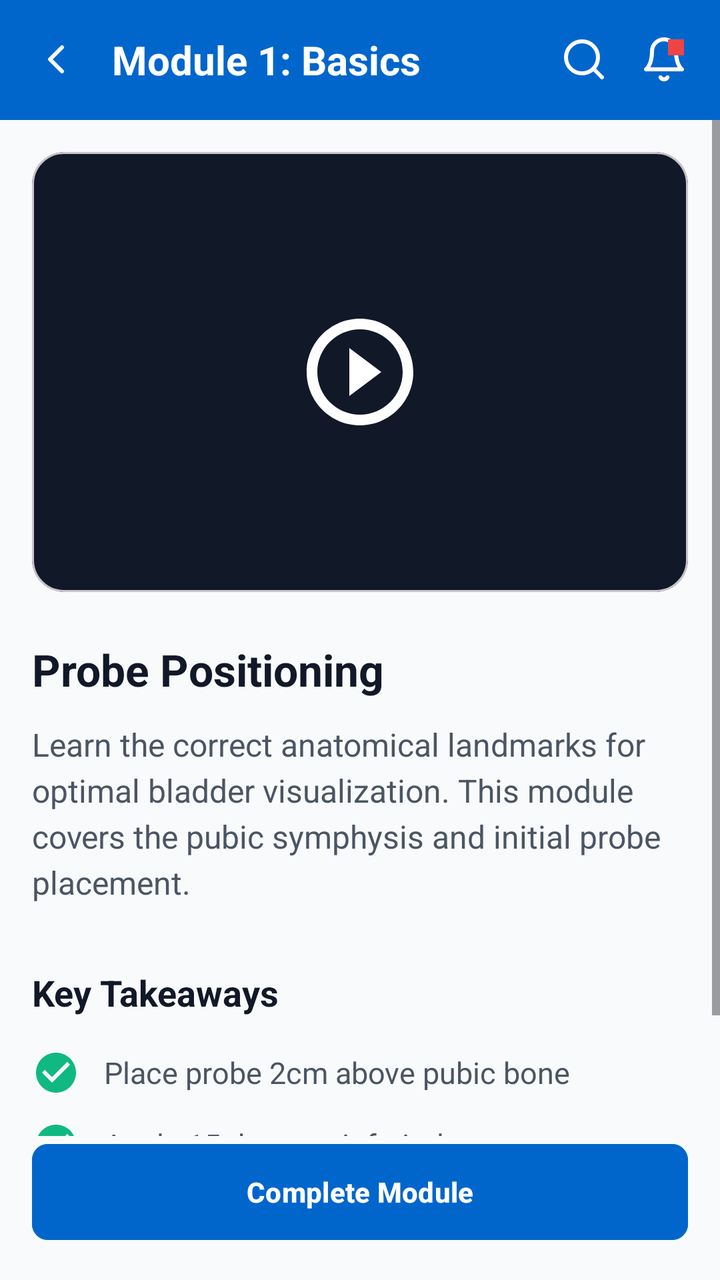
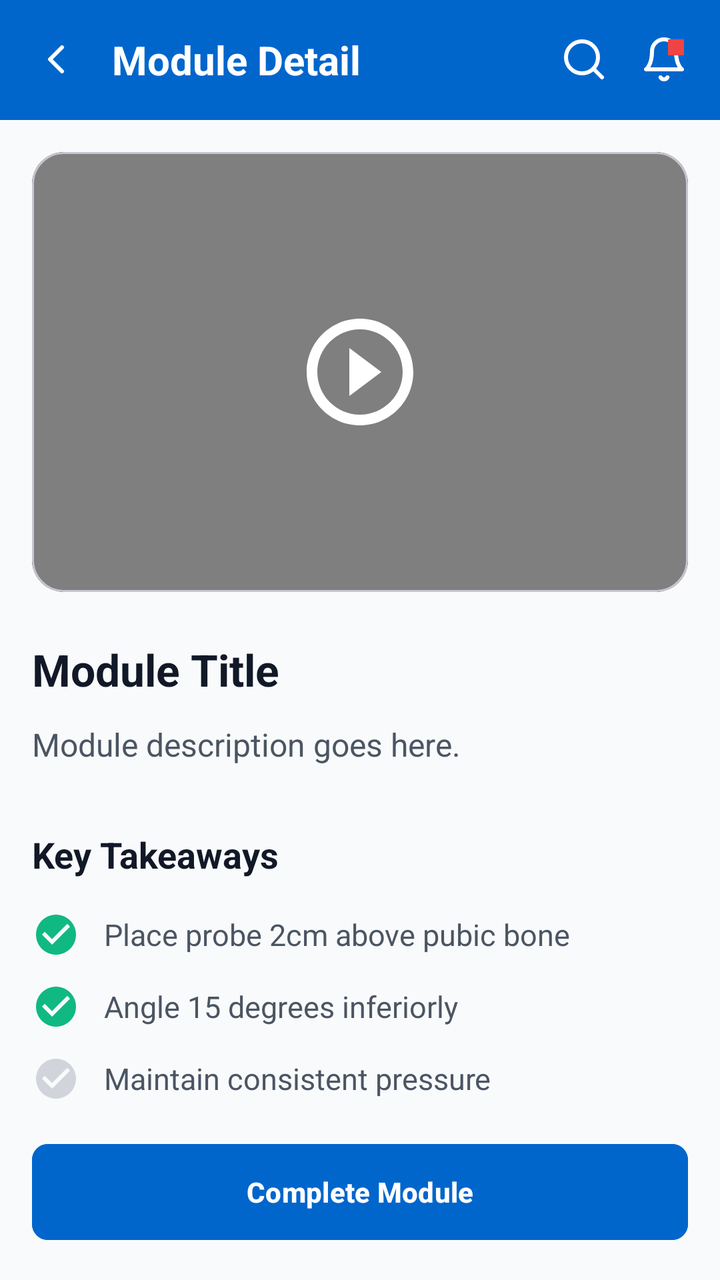

An Android layout rendered at two revisions. The XML below is the earlier revision; the diff shows what the commit changed to produce the second picture.
<!-- AndroidManifest.xml: application theme Theme.Bladder_frontend -->
<!-- res/layout/activity_training_one.xml -->
<?xml version="1.0" encoding="utf-8"?>
<androidx.constraintlayout.widget.ConstraintLayout xmlns:android="http://schemas.android.com/apk/res/android"
    xmlns:app="http://schemas.android.com/apk/res-auto"
    xmlns:tools="http://schemas.android.com/tools"
    android:layout_width="match_parent"
    android:layout_height="match_parent"
    android:background="#F9FAFB"
    tools:context=".Training_oneActivity">

    
    <androidx.appcompat.widget.Toolbar
        android:id="@+id/toolbar"
        android:layout_width="match_parent"
        android:layout_height="60dp"
        android:background="#0066CC"
        app:layout_constraintTop_toTopOf="parent">

        <RelativeLayout
            android:layout_width="match_parent"
            android:layout_height="wrap_content"
            android:layout_marginEnd="16dp">

            <ImageView
                android:id="@+id/btn_back"
                android:layout_width="24dp"
                android:layout_height="24dp"
                android:layout_centerVertical="true"
                android:src="@drawable/ic_arrow_back"
                app:tint="#FFFFFF" />

            <TextView
                android:layout_width="wrap_content"
                android:layout_height="wrap_content"
                android:layout_centerVertical="true"
                android:layout_marginStart="16dp"
                android:layout_toEndOf="@id/btn_back"
                android:text="Module 1: Basics"
                android:textColor="#FFFFFF"
                android:textSize="20sp"
                android:textStyle="bold" />

            <ImageView
                android:id="@+id/search_icon"
                android:layout_width="24dp"
                android:layout_height="24dp"
                android:layout_centerVertical="true"
                android:layout_toStartOf="@+id/notification_container"
                android:layout_marginEnd="16dp"
                android:src="@drawable/ic_search"
                app:tint="#FFFFFF" />

            <FrameLayout
                android:id="@+id/notification_container"
                android:layout_width="wrap_content"
                android:layout_height="wrap_content"
                android:layout_alignParentEnd="true"
                android:layout_centerVertical="true">

                <ImageView
                    android:id="@+id/notification_icon"
                    android:layout_width="24dp"
                    android:layout_height="24dp"
                    android:src="@drawable/ic_notifications"
                    app:tint="#FFFFFF" />

                <View
                    android:layout_width="8dp"
                    android:layout_height="8dp"
                    android:layout_gravity="top|end"
                    android:layout_marginTop="2dp"
                    android:layout_marginEnd="2dp"
                    android:background="#EF4444" />
            </FrameLayout>
        </RelativeLayout>
    </androidx.appcompat.widget.Toolbar>

    <ScrollView
        android:layout_width="match_parent"
        android:layout_height="0dp"
        android:fillViewport="true"
        app:layout_constraintBottom_toTopOf="@+id/btn_complete"
        app:layout_constraintTop_toBottomOf="@id/toolbar">

        <LinearLayout
            android:layout_width="match_parent"
            android:layout_height="wrap_content"
            android:orientation="vertical"
            android:padding="16dp">

            
            <com.google.android.material.card.MaterialCardView
                android:layout_width="match_parent"
                android:layout_height="220dp"
                app:cardBackgroundColor="#111827"
                app:cardCornerRadius="16dp"
                app:cardElevation="0dp">

                <ImageView
                    android:layout_width="64dp"
                    android:layout_height="64dp"
                    android:layout_gravity="center"
                    android:src="@drawable/ic_play_circle" />

            </com.google.android.material.card.MaterialCardView>

            <TextView
                android:layout_width="match_parent"
                android:layout_height="wrap_content"
                android:layout_marginTop="24dp"
                android:text="Probe Positioning"
                android:textColor="#111827"
                android:textSize="22sp"
                android:textStyle="bold" />

            <TextView
                android:layout_width="match_parent"
                android:layout_height="wrap_content"
                android:layout_marginTop="12dp"
                android:lineSpacingExtra="4dp"
                android:text="Learn the correct anatomical landmarks for optimal bladder visualization. This module covers the pubic symphysis and initial probe placement."
                android:textColor="#4B5563"
                android:textSize="16sp" />

            <TextView
                android:layout_width="wrap_content"
                android:layout_height="wrap_content"
                android:layout_marginTop="32dp"
                android:text="Key Takeaways"
                android:textColor="#111827"
                android:textSize="18sp"
                android:textStyle="bold" />

            
            <LinearLayout
                android:layout_width="match_parent"
                android:layout_height="wrap_content"
                android:layout_marginTop="16dp"
                android:gravity="center_vertical"
                android:orientation="horizontal">

                <ImageView
                    android:layout_width="24dp"
                    android:layout_height="24dp"
                    android:src="@drawable/ic_check_circle"
                    app:tint="#10B981" />

                <TextView
                    android:layout_width="wrap_content"
                    android:layout_height="wrap_content"
                    android:layout_marginStart="12dp"
                    android:text="Place probe 2cm above pubic bone"
                    android:textColor="#4B5563"
                    android:textSize="15sp" />
            </LinearLayout>

            
            <LinearLayout
                android:layout_width="match_parent"
                android:layout_height="wrap_content"
                android:layout_marginTop="12dp"
                android:gravity="center_vertical"
                android:orientation="horizontal">

                <ImageView
                    android:layout_width="24dp"
                    android:layout_height="24dp"
                    android:src="@drawable/ic_check_circle"
                    app:tint="#10B981" />

                <TextView
                    android:layout_width="wrap_content"
                    android:layout_height="wrap_content"
                    android:layout_marginStart="12dp"
                    android:text="Angle 15 degrees inferiorly"
                    android:textColor="#4B5563"
                    android:textSize="15sp" />
            </LinearLayout>

            
            <LinearLayout
                android:layout_width="match_parent"
                android:layout_height="wrap_content"
                android:layout_marginTop="12dp"
                android:gravity="center_vertical"
                android:orientation="horizontal">

                <ImageView
                    android:layout_width="24dp"
                    android:layout_height="24dp"
                    android:src="@drawable/ic_check_circle"
                    app:tint="#D1D5DB" />

                <TextView
                    android:layout_width="wrap_content"
                    android:layout_height="wrap_content"
                    android:layout_marginStart="12dp"
                    android:text="Maintain consistent pressure"
                    android:textColor="#4B5563"
                    android:textSize="15sp" />
            </LinearLayout>

        </LinearLayout>
    </ScrollView>

    <com.google.android.material.button.MaterialButton
        android:id="@+id/btn_complete"
        android:layout_width="match_parent"
        android:layout_height="56dp"
        android:layout_margin="16dp"
        android:backgroundTint="#0066CC"
        android:text="Complete Module"
        android:textAllCaps="false"
        android:textColor="#FFFFFF"
        android:textStyle="bold"
        app:cornerRadius="8dp"
        app:layout_constraintBottom_toBottomOf="parent" />

</androidx.constraintlayout.widget.ConstraintLayout>
<!-- resources referenced by this layout -->
<resources>
  <!-- drawable ic_arrow_back (drawable) -->
  <vector xmlns:android="http://schemas.android.com/apk/res/android"
      android:width="24dp"
      android:height="24dp"
      android:viewportWidth="24"
      android:viewportHeight="24">
    <path
        android:pathData="M15,18l-6,-6l6,-6"
        android:strokeLineJoin="round"
        android:strokeWidth="2"
        android:fillColor="#00000000"
        android:strokeColor="#000000"
        android:strokeLineCap="round"/>
  </vector>
  <!-- drawable ic_check_circle (drawable) -->
  <vector xmlns:android="http://schemas.android.com/apk/res/android"
      android:width="24dp"
      android:height="24dp"
      android:viewportWidth="24"
      android:viewportHeight="24">
    <path
        android:pathData="M12,2C6.48,2 2,6.48 2,12s4.48,10 10,10 10,-4.48 10,-10S17.52,2 12,2zM10,17l-5,-5 1.41,-1.41L10,14.17l7.59,-7.59L19,8l-9,9z"
        android:fillColor="@android:color/holo_green_dark"/>
  </vector>
  <!-- drawable ic_notifications (drawable) -->
  <vector xmlns:android="http://schemas.android.com/apk/res/android"
      android:width="24dp"
      android:height="24dp"
      android:viewportWidth="24"
      android:viewportHeight="24">
    <path
        android:pathData="M18,8A6,6 0,0 0,6 8c0,7 -3,9 -3,9h18s-3,-2 -3,-9"
        android:strokeLineJoin="round"
        android:strokeWidth="2"
        android:fillColor="#00000000"
        android:strokeColor="@android:color/white"
        android:strokeLineCap="round"/>
    <path
        android:pathData="M13.73,21a2,2 0,0 1,-3.46 0"
        android:strokeLineJoin="round"
        android:strokeWidth="2"
        android:fillColor="#00000000"
        android:strokeColor="@android:color/white"
        android:strokeLineCap="round"/>
  </vector>
  <!-- drawable ic_play_circle (drawable) -->
  <vector xmlns:android="http://schemas.android.com/apk/res/android"
      android:width="64dp"
      android:height="64dp"
      android:viewportWidth="24"
      android:viewportHeight="24">
      <path
          android:fillColor="#FFFFFF"
          android:pathData="M12,2C6.48,2 2,6.48 2,12s4.48,10 10,10 10,-4.48 10,-10S17.52,2 12,2zM12,20c-4.41,0 -8,-3.59 -8,-8s3.59,-8 8,-8 8,3.59 8,8 -3.59,8 -8,8zM10,16.5l6,-4.5 -6,-4.5v9z" />
  </vector>
  <!-- drawable ic_search (drawable) -->
  <vector xmlns:android="http://schemas.android.com/apk/res/android"
      android:width="24dp"
      android:height="24dp"
      android:viewportWidth="24"
      android:viewportHeight="24">
    <path
        android:pathData="M11,19C15.4183,19 19,15.4183 19,11C19,6.5817 15.4183,3 11,3C6.5817,3 3,6.5817 3,11C3,15.4183 6.5817,19 11,19Z"
        android:strokeLineJoin="round"
        android:strokeWidth="2"
        android:fillColor="#00000000"
        android:strokeColor="@android:color/white"
        android:strokeLineCap="round"/>
    <path
        android:pathData="M21,21L16.65,16.65"
        android:strokeLineJoin="round"
        android:strokeWidth="2"
        android:fillColor="#00000000"
        android:strokeColor="@android:color/white"
        android:strokeLineCap="round"/>
  </vector>
  <style name="Theme.Bladder_frontend" parent="Base.Theme.Bladder_frontend" />
  <style name="Base.Theme.Bladder_frontend" parent="Theme.Material3.DayNight.NoActionBar">
          
          
      </style>
</resources>

<!-- the commit's change to res/layout/activity_training_one.xml (unified diff, before → after) -->
@@ -29,12 +29,13 @@
                 app:tint="#FFFFFF" />
 
             <TextView
+                android:id="@+id/tv_toolbar_title"
                 android:layout_width="wrap_content"
                 android:layout_height="wrap_content"
                 android:layout_centerVertical="true"
                 android:layout_marginStart="16dp"
                 android:layout_toEndOf="@id/btn_back"
-                android:text="Module 1: Basics"
+                android:text="Module Detail"
                 android:textColor="#FFFFFF"
                 android:textSize="20sp"
                 android:textStyle="bold" />
@@ -89,13 +90,28 @@
 
             
             <com.google.android.material.card.MaterialCardView
+                android:id="@+id/video_card"
                 android:layout_width="match_parent"
                 android:layout_height="220dp"
                 app:cardBackgroundColor="#111827"
                 app:cardCornerRadius="16dp"
                 app:cardElevation="0dp">
 
-                <ImageView
+                <VideoView
+                    android:id="@+id/video_view"
+                    android:layout_width="match_parent"
+                    android:layout_height="match_parent"
+                    android:layout_gravity="center" />
+
+                <ProgressBar
+                    android:id="@+id/video_loader"
+                    android:layout_width="wrap_content"
+                    android:layout_height="wrap_content"
+                    android:layout_gravity="center"
+                    android:visibility="gone" />
+
+                <ImageView
+                    android:id="@+id/play_icon"
                     android:layout_width="64dp"
                     android:layout_height="64dp"
                     android:layout_gravity="center"
@@ -104,20 +120,22 @@
             </com.google.android.material.card.MaterialCardView>
 
             <TextView
+                android:id="@+id/tv_module_title"
                 android:layout_width="match_parent"
                 android:layout_height="wrap_content"
                 android:layout_marginTop="24dp"
-                android:text="Probe Positioning"
+                android:text="Module Title"
                 android:textColor="#111827"
                 android:textSize="22sp"
                 android:textStyle="bold" />
 
             <TextView
+                android:id="@+id/tv_module_description"
                 android:layout_width="match_parent"
                 android:layout_height="wrap_content"
                 android:layout_marginTop="12dp"
                 android:lineSpacingExtra="4dp"
-                android:text="Learn the correct anatomical landmarks for optimal bladder visualization. This module covers the pubic symphysis and initial probe placement."
+                android:text="Module description goes here."
                 android:textColor="#4B5563"
                 android:textSize="16sp" />
 
@@ -208,7 +226,7 @@
         android:layout_height="56dp"
         android:layout_margin="16dp"
         android:backgroundTint="#0066CC"
-        android:text="Complete Module"
+        android:text="@string/btn_complete_module"
         android:textAllCaps="false"
         android:textColor="#FFFFFF"
         android:textStyle="bold"
<!-- resource entries referenced after the edit -->
@@ -76,10 +76,12 @@
         android:strokeColor="@android:color/white"
         android:strokeLineCap="round"/>
   </vector>
+  <string name="btn_complete_module">Complete Module</string>
   <style name="Theme.Bladder_frontend" parent="Base.Theme.Bladder_frontend" />
   <style name="Base.Theme.Bladder_frontend" parent="Theme.Material3.DayNight.NoActionBar">
           
-          
+          <item name="colorPrimary">@color/colorPrimary</item>
       </style>
+  <color name="colorPrimary">#0066CC</color>
 </resources>
 
